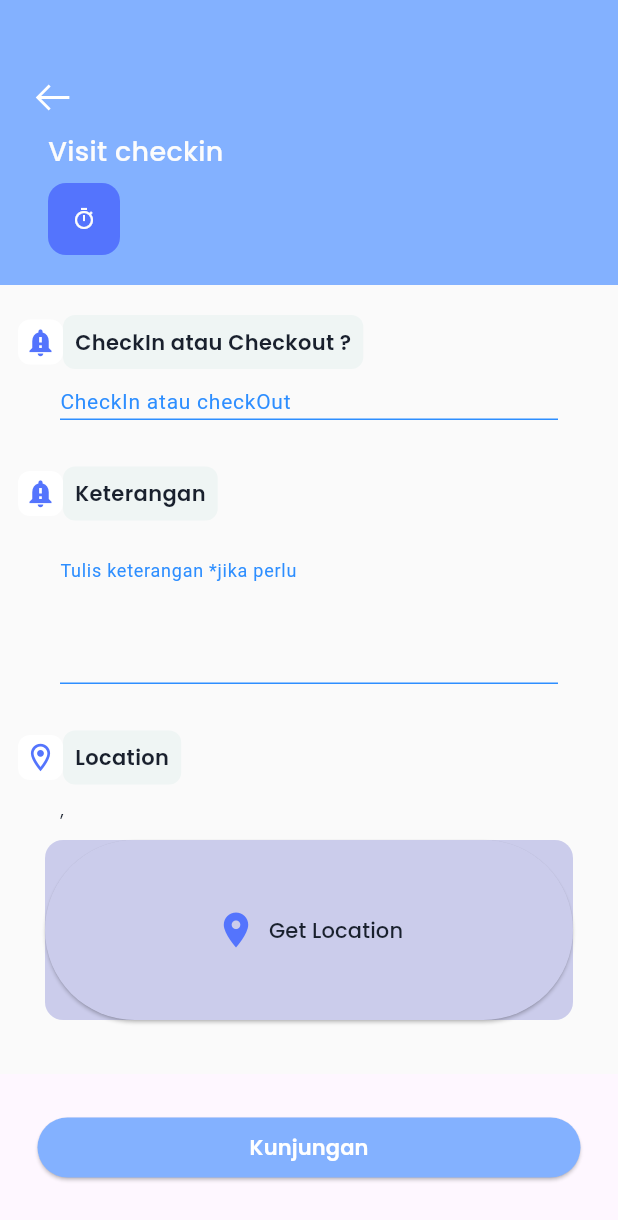
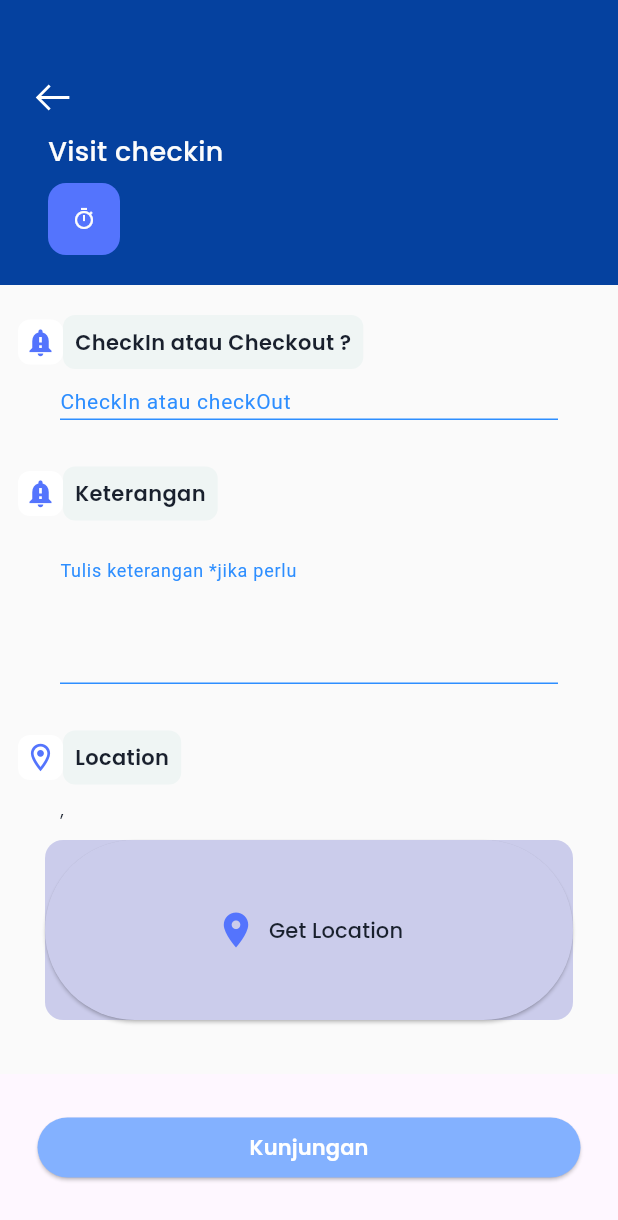
Before and after one commit to soloplayerID/noviestock, a Flutter app: the VisiteScreen screen opened by its route, after a tap on the "add" icon, on a phone screen of 412 x 824 dp. Shown: the top 1220 px of the screen. Run offline on Flutter 3.47's test engine with Material 3 defaults, Android fonts, the phone set to English and light mode, and no system bars; our stand-ins replace cloud_firestore, firebase_core, flutter_typeahead, fluttertoast, geolocator, get and 3 more; accounts and stored records are empty; Roboto replaces fonts that are missing (SFProDisplay).

Commit message:
visit done, stock, master product blm

```diff
--- a/lib/screen/visit/add_visit_screen.dart
+++ b/lib/screen/visit/add_visit_screen.dart
@@ -68,7 +68,7 @@ class _AddVisitScreenState extends State<AddVisitScreen>
         child: Column(
           children: [
             Container(
-                color: kLightBlue,
+                color: kAlmostLightBlue,
                 padding: const EdgeInsets.only(top: 50, left: 20, right: 20),
                 height: 190,
                 child: Column(
--- a/lib/screen/visite_screen.dart
+++ b/lib/screen/visite_screen.dart
@@ -1,3 +1,4 @@
+import 'package:cloud_firestore/cloud_firestore.dart';
 import 'package:flutter/material.dart';
 import 'package:line_icons/line_icons.dart';
 
@@ -12,6 +13,8 @@ class VisiteScreen extends StatefulWidget {
 }
 
 class _VisiteScreenState extends State<VisiteScreen> {
+  var db = FirebaseFirestore.instance;
+
   @override
   Widget build(BuildContext context) {
     return Scaffold(
@@ -65,7 +68,6 @@ class _VisiteScreenState extends State<VisiteScreen> {
               child: SingleChildScrollView(
                 scrollDirection: Axis.vertical,
                 child: Column(
-                  crossAxisAlignment: CrossAxisAlignment.start,
                   children: [
                     Text('Hello Novie',
                         style: kPoppinsRegularBold.copyWith(
@@ -76,62 +78,124 @@ class _VisiteScreenState extends State<VisiteScreen> {
                     const SizedBox(
                       height: 12,
                     ),
-                    ListView.builder(
-                      itemCount: 1,
+                    SizedBox(
+                      width: MediaQuery.of(context).size.width,
+                      child: StreamBuilder(
+                          stream: db.collection('visits').snapshots(),
+                          builder: (context, snapshots) {
+                            if (snapshots.connectionState ==
+                                ConnectionState.waiting) {
+                              return const Center(
+                                child: CircularProgressIndicator(),
+                              );
+                            }
+                            if (snapshots.hasError) {
+                              return const Center(child: Text('Error'));
+                            }
+                            //Olah data
+                            var dataVisits = snapshots.data!.docs;
+                            return ListView.builder(
                               scrollDirection: Axis.vertical,
-                      primary: false,
                               shrinkWrap: true,
-                      physics: const NeverScrollableScrollPhysics(),
-                      itemBuilder: (context, index) => Container(
+                              itemCount: dataVisits.length,
+                              itemBuilder: (context, index) {
+                                return InkWell(
+                                  onTap: () {
+                                    // Navigator.push(
+                                    //     context,
+                                    //     MaterialPageRoute(
+                                    //         builder: (context) => DetailScreen(
+                                    //               harga: dataDestinations[index]
+                                    //                   .data()['harga'],
+                                    //               imgUrl:
+                                    //                   dataDestinations[index]
+                                    //                       .data()['image'],
+                                    //               placeName:
+                                    //                   dataDestinations[index]
+                                    //                       .data()['name'],
+                                    //               desc: dataDestinations[index]
+                                    //                   .data()['desc'],
+                                    //               destination: dataDestinations[
+                                    //                       index]
+                                    //                   .data()['destination'],
+                                    //             )));
+                                  },
+                                  child: Container(
                                     height: 120,
-                        margin: const EdgeInsets.symmetric(vertical: 5.0),
+                                    margin: const EdgeInsets.symmetric(
+                                        vertical: 5.0),
                                     padding: const EdgeInsets.all(10),
                                     decoration: BoxDecoration(
                                         color: kLighterGreen,
-                            borderRadius: BorderRadius.circular(15)),
+                                        borderRadius:
+                                            BorderRadius.circular(15)),
                                     child: Column(
-                          crossAxisAlignment: CrossAxisAlignment.start,
+                                      crossAxisAlignment:
+                                          CrossAxisAlignment.start,
                                       children: [
                                         Row(
-                              mainAxisAlignment: MainAxisAlignment.spaceBetween,
+                                          mainAxisAlignment:
+                                              MainAxisAlignment.spaceBetween,
                                           children: [
-                                Text('2023-07-11',
+                                            Text(
+                                                '${dataVisits[index].data()['createdDate']}',
                                                 maxLines: 2,
-                                    style: kPoppinsMediumBold.copyWith(
-                                        color: kLightBlue, fontSize: 13.3)),
+                                                style:
+                                                    kPoppinsMediumBold.copyWith(
+                                                        color: kLightBlue,
+                                                        fontSize: 13.3)),
                                             Container(
-                                    padding: const EdgeInsets.all(8),
+                                                padding:
+                                                    const EdgeInsets.all(8),
                                                 decoration: BoxDecoration(
-                                        color: const Color(0xffFFF0C5),
+                                                    color:
+                                                        const Color(0xffFFF0C5),
                                                     borderRadius:
-                                            BorderRadius.circular(12)),
-                                    child: Text('Checkin',
-                                        style: kPoppinsMediumBold.copyWith(
-                                            color: kDarkBlue, fontSize: 14)))
+                                                        BorderRadius.circular(
+                                                            12)),
+                                                child: Text(
+                                                    '${dataVisits[index].data()['visitName']}',
+                                                    style: kPoppinsMediumBold
+                                                        .copyWith(
+                                                            color: kDarkBlue,
+                                                            fontSize: 14)))
                                           ],
                                         ),
                                         const SizedBox(
                                           height: 8,
                                         ),
                                         Row(
-                              mainAxisAlignment: MainAxisAlignment.spaceBetween,
-                              crossAxisAlignment: CrossAxisAlignment.start,
+                                          mainAxisAlignment:
+                                              MainAxisAlignment.spaceBetween,
+                                          crossAxisAlignment:
+                                              CrossAxisAlignment.start,
                                           children: [
                                             Column(
-                                  crossAxisAlignment: CrossAxisAlignment.start,
+                                              crossAxisAlignment:
+                                                  CrossAxisAlignment.start,
                                               children: [
                                                 SizedBox(
                                                     width: 200,
-                                        child: Text('prociez 123',
-                                            overflow: TextOverflow.ellipsis,
+                                                    child: Text(
+                                                        '${dataVisits[index].data()['description']}',
+                                                        overflow: TextOverflow
+                                                            .ellipsis,
                                                         maxLines: 1,
-                                            style: kPoppinsMediumBold.copyWith(
-                                                color: kGrey, fontSize: 14))),
+                                                        style:
+                                                            kPoppinsMediumBold
+                                                                .copyWith(
+                                                                    color:
+                                                                        kGrey,
+                                                                    fontSize:
+                                                                        14))),
                                                 SizedBox(
                                                   width: 200,
-                                      child: Text('visit kesini',
-                                          style: kPoppinsMediumBold.copyWith(
-                                              color: kDarkBlue, fontSize: 14)),
+                                                  child: Text(
+                                                      '${dataVisits[index].data()['createdTime']}',
+                                                      style: kPoppinsMediumBold
+                                                          .copyWith(
+                                                              color: kDarkBlue,
+                                                              fontSize: 14)),
                                                 ),
                                               ],
                                             ),
@@ -139,7 +203,8 @@ class _VisiteScreenState extends State<VisiteScreen> {
                                               padding: const EdgeInsets.all(12),
                                               decoration: BoxDecoration(
                                                   color: kLightWhite,
-                                      borderRadius: BorderRadius.circular(8)),
+                                                  borderRadius:
+                                                      BorderRadius.circular(8)),
                                               child: InkWell(
                                                   onTap: () {},
                                                   child: const Icon(
@@ -152,7 +217,11 @@ class _VisiteScreenState extends State<VisiteScreen> {
                                       ],
                                     ),
                                   ),
-                    )
+                                );
+                              },
+                            );
+                          }),
+                    ),
                   ],
                 ),
               ),
```
Lines whose indentation alone changed are shown as unchanged.
